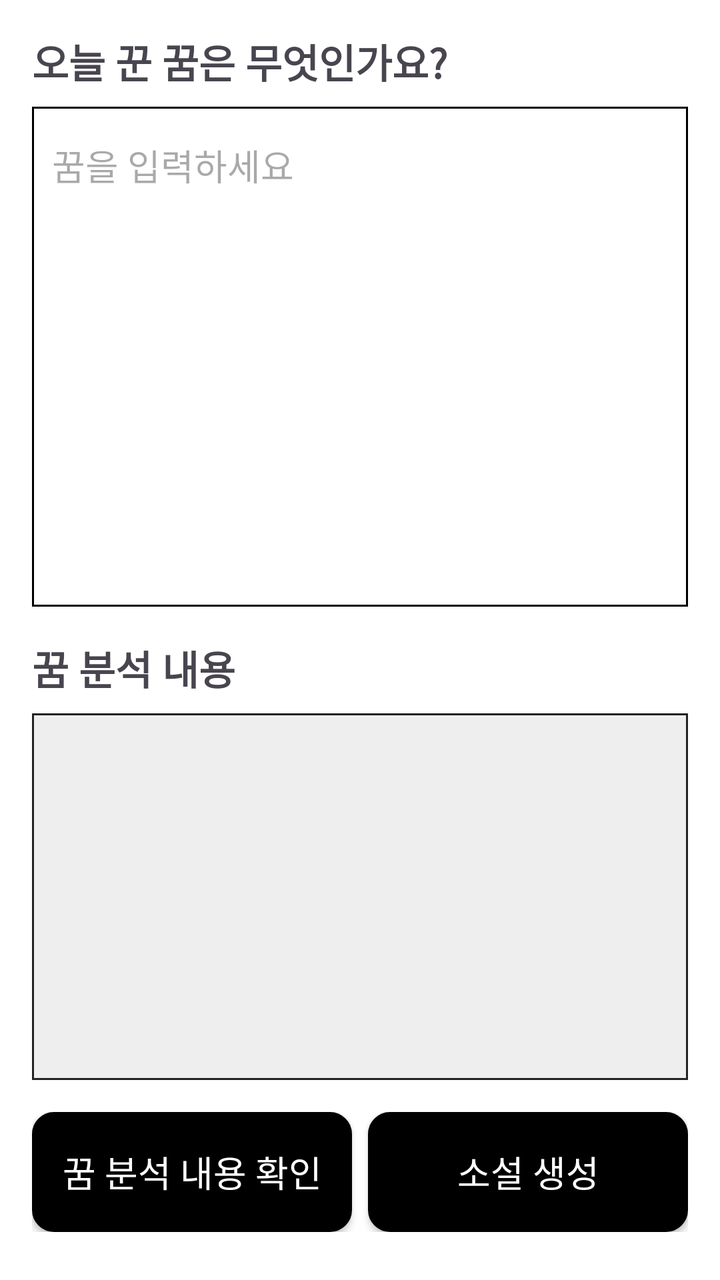
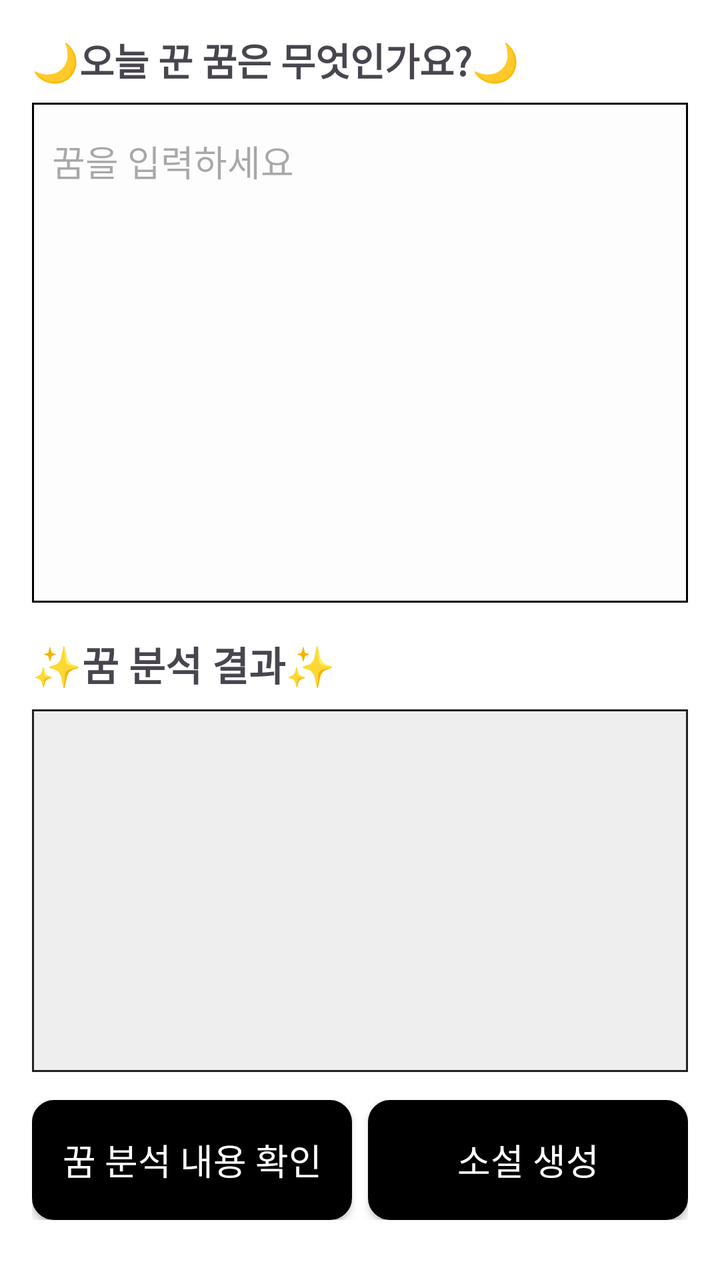

The first picture is an Android layout as it rendered before a commit; the second is the same layout after the commit. The layout source and the unified diff follow.
<!-- AndroidManifest.xml: application theme Theme.Material3.DayNight.NoActionBar -->
<!-- res/layout/activity_diary.xml -->
<?xml version="1.0" encoding="utf-8"?>
<LinearLayout xmlns:android="http://schemas.android.com/apk/res/android"
    android:layout_width="match_parent"
    android:layout_height="match_parent"
    android:orientation="vertical"
    android:background="#FFFFFF">

    
    <TextView
        android:id="@+id/tvDreamPrompt"
        android:layout_width="wrap_content"
        android:layout_height="wrap_content"
        android:text="@string/button_label_8"
        android:layout_marginStart="16dp"
        android:layout_marginTop="16dp"
        android:textSize="20sp"
        android:textStyle="bold"
        android:fontFamily="@font/spoqahansansneo_bold"/>

    <EditText
        android:id="@+id/etDreamInput"
        android:layout_width="match_parent"
        android:layout_height="250dp"
        android:gravity="top"
        android:background="@drawable/tv_border"
        android:hint="@string/button_label_7"
        android:paddingStart="10dp"
        android:paddingLeft="10dp"
        android:layout_marginStart="16dp"
        android:layout_marginEnd="16dp"
        android:layout_marginTop="8dp"
        android:padding="16dp"
        android:inputType="textMultiLine"
        android:autofillHints="username"/>

    
    <TextView
        android:id="@+id/tvAnalysisLabel"
        android:layout_width="wrap_content"
        android:layout_height="wrap_content"
        android:text="@string/button_label_6"
        android:layout_marginStart="16dp"
        android:layout_marginTop="16dp"
        android:textSize="20sp"
        android:fontFamily="@font/spoqahansansneo_bold"
        android:textStyle="bold"/>

    
    <ScrollView
        android:layout_width="match_parent"
        android:layout_height="0dp"
        android:layout_marginStart="16dp"
        android:layout_marginEnd="16dp"
        android:layout_marginTop="8dp"
        android:layout_weight="1"
        android:background="@drawable/box_border"
        android:overScrollMode="always"
        android:scrollbars="vertical">

        <TextView
            android:id="@+id/tvDreamAnalysis"
            android:layout_width="match_parent"
            android:layout_height="wrap_content"
            android:padding="16dp"
            android:textSize="14sp"/>
    </ScrollView>

    
    <LinearLayout
        android:layout_width="match_parent"
        android:layout_height="wrap_content"
        android:layout_marginStart="16dp"
        android:layout_marginEnd="16dp"
        android:layout_marginBottom="24dp"
        android:layout_marginTop="16dp"
        android:orientation="horizontal"
        android:weightSum="2"
        android:gravity="center">

        <androidx.appcompat.widget.AppCompatButton
            android:id="@+id/btnAnalyze"
            android:layout_width="0dp"
            android:layout_height="60dp"
            android:layout_weight="1"
            android:textSize="18sp"
            android:background="@drawable/rounded_login"
            android:textColor="@color/white"
            android:fontFamily="@font/spoqahansansneo_bold"
            android:text="@string/button_label_5"/>

        <androidx.appcompat.widget.AppCompatButton
            android:id="@+id/btnGenerateStory"
            android:layout_width="0dp"
            android:layout_height="60dp"
            android:layout_weight="1"
            android:text="@string/button_label_4"
            android:fontFamily="@font/spoqahansansneo_bold"
            android:textSize="18sp"
            android:textColor="@color/white"
            android:background="@drawable/rounded_login"
            android:layout_marginStart="8dp"/>
    </LinearLayout>

</LinearLayout>
<!-- resources referenced by this layout -->
<resources>
  <color name="white">#FFFFFFFF</color>
  <!-- drawable box_border (drawable) -->
  <?xml version="1.0" encoding="utf-8"?>
  <shape xmlns:android="http://schemas.android.com/apk/res/android"
      android:shape="rectangle">
      <solid android:color="#EEEEEE"/> 
      <stroke android:width="1dp" android:color="#222222"/> 
      
  </shape>
  <!-- drawable rounded_login (drawable) -->
  <?xml version="1.0" encoding="utf-8"?>
  <shape xmlns:android="http://schemas.android.com/apk/res/android">
      <solid android:color="#000000"/> 
      <corners android:radius="10dp"/> 
      <stroke android:color="#000000" android:width="2dp"/> 
  </shape>
  <!-- drawable tv_border (drawable) -->
  <?xml version="1.0" encoding="utf-8"?>
  <shape xmlns:android="http://schemas.android.com/apk/res/android"
      android:shape="rectangle">
      
      <solid android:color="@android:color/white"/>
      
      <stroke android:width="1dp" android:color="#000000"/> 
      
  </shape>
  <string name="button_label_4">"소설 생성"</string>
  <string name="button_label_5">"꿈 분석 내용 확인"</string>
  <string name="button_label_6">"꿈 분석 내용"</string>
  <string name="button_label_7">"꿈을 입력하세요"</string>
  <string name="button_label_8">"오늘 꾼 꿈은 무엇인가요?"</string>
</resources>

<!-- the commit's change to res/layout/activity_diary.xml (unified diff, before → after) -->
@@ -13,7 +13,7 @@
         android:text="@string/button_label_8"
         android:layout_marginStart="16dp"
         android:layout_marginTop="16dp"
-        android:textSize="20sp"
+        android:textSize="19sp"
         android:textStyle="bold"
         android:fontFamily="@font/spoqahansansneo_bold"/>
 
@@ -71,8 +71,8 @@
         android:layout_height="wrap_content"
         android:layout_marginStart="16dp"
         android:layout_marginEnd="16dp"
-        android:layout_marginBottom="24dp"
-        android:layout_marginTop="16dp"
+        android:layout_marginBottom="30dp"
+        android:layout_marginTop="14dp"
         android:orientation="horizontal"
         android:weightSum="2"
         android:gravity="center">
<!-- resource entries referenced after the edit -->
@@ -21,15 +21,15 @@
   <shape xmlns:android="http://schemas.android.com/apk/res/android"
       android:shape="rectangle">
       
-      <solid android:color="@android:color/white"/>
+      <solid android:color="#FDFDFD"/>
       
       <stroke android:width="1dp" android:color="#000000"/> 
       
   </shape>
   <string name="button_label_4">"소설 생성"</string>
   <string name="button_label_5">"꿈 분석 내용 확인"</string>
-  <string name="button_label_6">"꿈 분석 내용"</string>
+  <string name="button_label_6">"✨꿈 분석 결과✨ "</string>
   <string name="button_label_7">"꿈을 입력하세요"</string>
-  <string name="button_label_8">"오늘 꾼 꿈은 무엇인가요?"</string>
+  <string name="button_label_8">"🌙오늘 꾼 꿈은 무엇인가요?🌙"</string>
 </resources>
 
